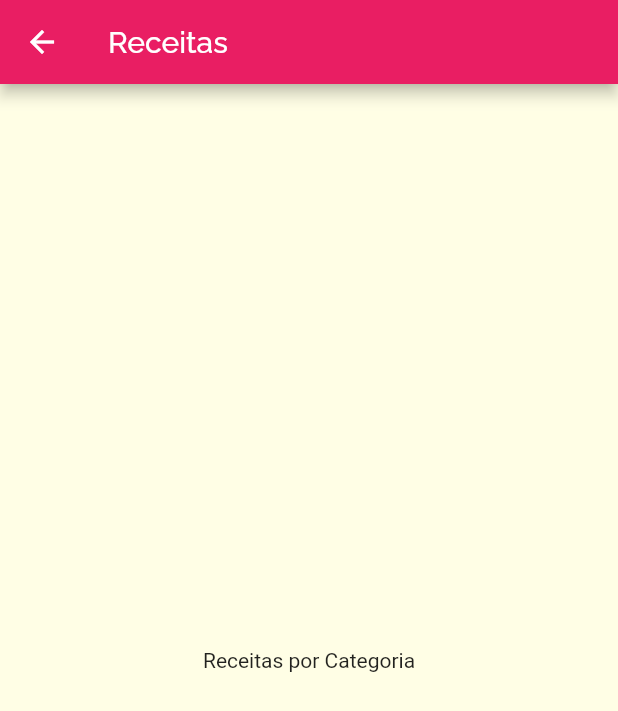
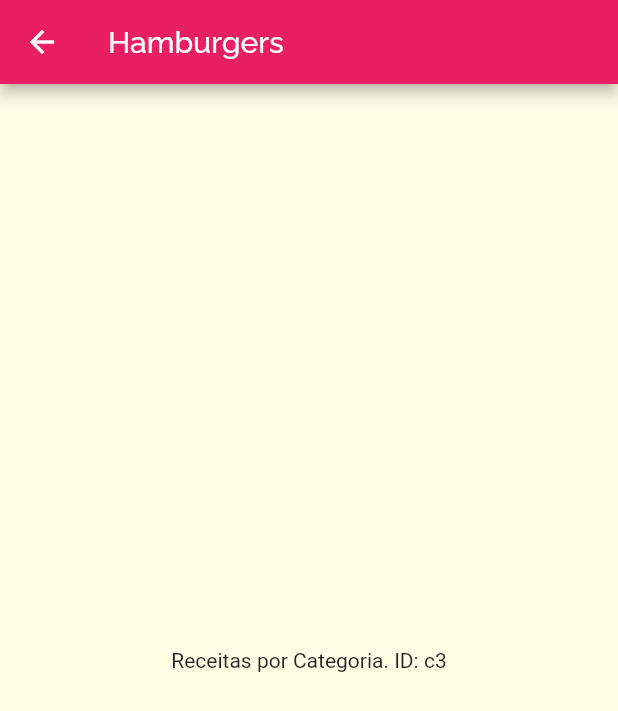
Before and after one commit to JhollRibeiro/Flutter-Cod3r-Projeto_Meals, a Flutter app: the screen it shows after launch, after a tap on "Hamburgers", on a phone screen of 412 x 824 dp. Shown: the top 711 px of the screen. Run offline on Flutter 3.47's test engine with Material 2 defaults, Android fonts, the phone set to English and light mode, and no system bars.

Commit message:
Seção 7: Navegação & Múltiplas Telas - Flutter - Aula 185. Passando Dados via Construtor

```diff
--- a/meals/lib/components/category_item.dart
+++ b/meals/lib/components/category_item.dart
@@ -13,7 +13,7 @@ class CategoryItem extends StatelessWidget {
   void _selectcategory(BuildContext context) {
     Navigator.of(context).push(
       MaterialPageRoute(builder: (_) {
-        return const CategoriesMealsScreen();
+        return CategoriesMealsScreen(category: category);
       }),
     );
   }
--- a/meals/lib/screens/categories_meals_screen.dart
+++ b/meals/lib/screens/categories_meals_screen.dart
@@ -1,16 +1,22 @@
 import 'package:flutter/material.dart';
+import 'package:meals/models/category.dart';
 
 class CategoriesMealsScreen extends StatelessWidget {
-  const CategoriesMealsScreen({super.key});
+  final Category category;
+
+  const CategoriesMealsScreen({
+    super.key,
+    required this.category,
+  });
 
   @override
   Widget build(BuildContext context) {
     return Scaffold(
       appBar: AppBar(
-        title: const Text('Receitas'),
+        title: Text(category.title),
       ),
-      body: const Center(
-        child: Text('Receitas por Categoria'),
+      body: Center(
+        child: Text('Receitas por Categoria. ID: ${category.id}'),
       ),
     );
   }
```
